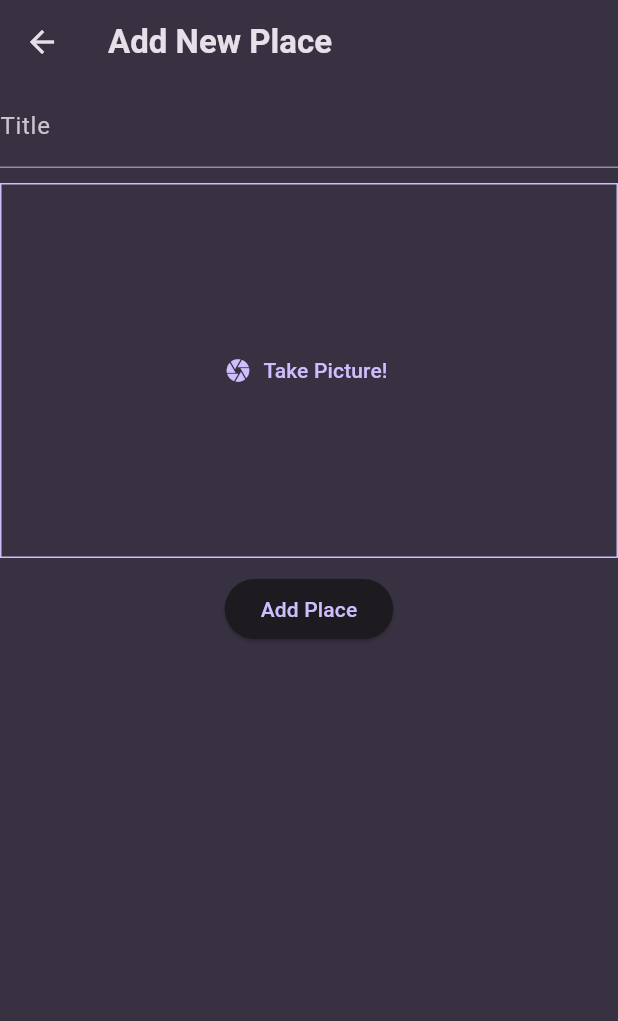
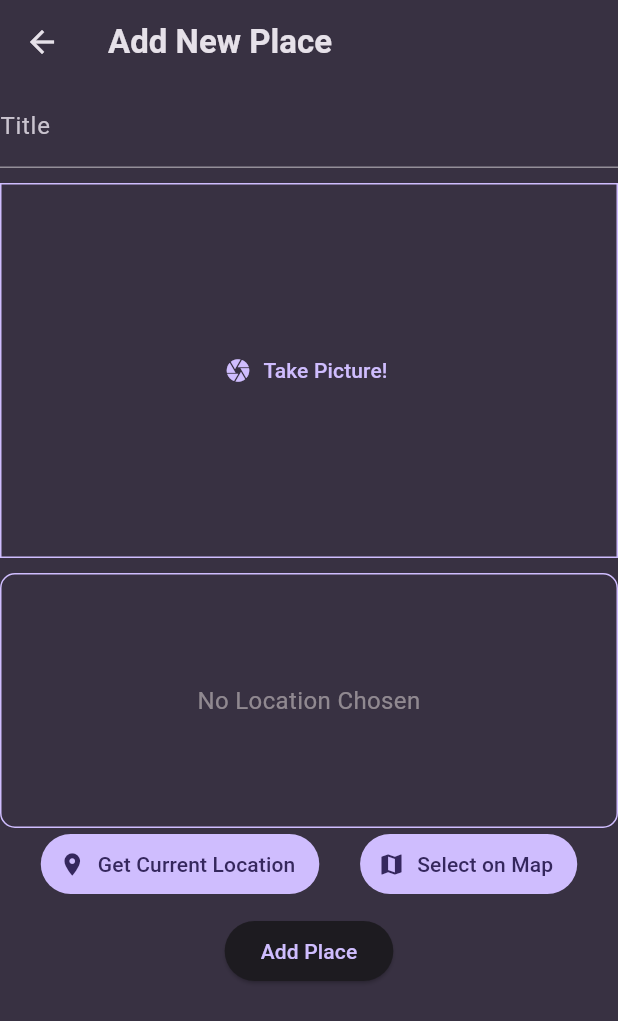
Before and after one commit to SomeshKumarN/flutter_projects, a Flutter app: the AddPlaceScreen screen opened directly, on a phone screen of 412 x 824 dp. Shown: the top 1021 px of the screen. Run offline on Flutter 3.47's test engine with Material 3 defaults, Android fonts, the phone set to English and light mode, and no system bars; our stand-ins replace flutter_riverpod, google_fonts, image_picker, location, riverpod, transparent_image; missing offline and left inert: dart_casing.

Commit message:
fav_places_app - added current location using gmap api

```diff
--- a/fav_places_app/lib/model/place.dart
+++ b/fav_places_app/lib/model/place.dart
@@ -3,6 +3,17 @@ import 'dart:io';
 import 'package:uuid/uuid.dart';
 
 const uuid = Uuid();
+
+class PlaceLocation {
+  PlaceLocation({
+    required this.latitude,
+    required this.longitude,
+    this.address,
+  });
+  final double latitude;
+  final double longitude;
+  final String? address;
+}
 
 class Place {
   Place({required this.title, required this.image}) : id = uuid.v4();
--- a/fav_places_app/lib/screens/add_place.dart
+++ b/fav_places_app/lib/screens/add_place.dart
@@ -3,6 +3,7 @@ import 'dart:io';
 import 'package:fav_places_app/model/place.dart';
 import 'package:fav_places_app/providers/user_places_provider.dart';
 import 'package:fav_places_app/widgets/image_input.dart';
+import 'package:fav_places_app/widgets/location_input.dart';
 import 'package:flutter/material.dart';
 import 'package:flutter_riverpod/flutter_riverpod.dart';
 
@@ -52,6 +53,8 @@ class _AddPlaceScreenState extends ConsumerState<AddPlaceScreen> {
               },
             ),
             SizedBox(height: 10),
+            LocationInput(),
+            SizedBox(height: 10),
             ElevatedButton(
               onPressed: _savePlace,
               child: Text("Add Place"),
--- /dev/null
+++ b/fav_places_app/lib/widgets/location_input.dart
@@ -0,0 +1,163 @@
+import 'dart:convert';
+
+import 'package:fav_places_app/model/place.dart';
+import 'package:flutter/material.dart';
+import 'package:location/location.dart';
+import 'package:http/http.dart' as http;
+
+class LocationInput extends StatefulWidget {
+  const LocationInput({super.key});
+
+  @override
+  State<LocationInput> createState() => _LocationInputState();
+}
+
+class _LocationInputState extends State<LocationInput> {
+  PlaceLocation? _pickedLocation;
+  bool isGettingLocation = false;
+  String get locationImage {
+    if (_pickedLocation!.latitude == null ||
+        _pickedLocation!.longitude == null) {
+      return '';
+    }
+
+    final lat = _pickedLocation?.latitude;
+    final lng = _pickedLocation?.longitude;
+
+    return "https://maps.googleapis.com/maps/api/staticmap?center=$lat,$lng&zoom=16&size=600x300&maptype=roadmap&markers=color:red%7Clabel:C%7C$lat,$lng&key=AIzaSyDLBJnS20lorFgYez-Llus_EcuHmf4vc2Q";
+  }
+
+  void getCurrentLocation() async {
+    Location location = new Location();
+    setState(() {
+      isGettingLocation = true;
+    });
+
+    bool serviceEnabled;
+    PermissionStatus permissionGranted;
+    LocationData locationData;
+
+    serviceEnabled = await location.serviceEnabled();
+    if (!serviceEnabled) {
+      serviceEnabled = await location.requestService();
+      if (!serviceEnabled) {
+        return;
+      }
+    }
+
+    permissionGranted = await location.hasPermission();
+    if (permissionGranted == PermissionStatus.denied) {
+      permissionGranted = await location.requestPermission();
+      if (permissionGranted != PermissionStatus.granted) {
+        return;
+      }
+    }
+
+    locationData = await location.getLocation();
+
+    final latitude = locationData.latitude;
+    final longitude = locationData.longitude;
+
+    if (latitude == null || longitude == null) {
+      return;
+    }
+    print("Latitude: $latitude, Longitude: $longitude");
+
+    final resData = await http.get(Uri.parse(
+        'https://maps.googleapis.com/maps/api/geocode/json?latlng=$latitude,$longitude&key=AIzaSyDLBJnS20lorFgYez-Llus_EcuHmf4vc2Q'));
+
+    final address =
+        json.decode(resData.body)['results'][0]['formatted_address'];
+    print(
+        "Address: ${json.decode(resData.body)['results'][0]['formatted_address']}");
+
+    setState(() {
+      _pickedLocation = PlaceLocation(
+        latitude: latitude,
+        longitude: longitude,
+        address: address,
+      );
+      isGettingLocation = false;
+    });
+  }
+
+  getAddress(LocationData locationData) async {}
+
+  @override
+  Widget build(BuildContext context) {
+    Widget displayContent = const Center(
+      child: Text(
+        "No Location Chosen",
+        textAlign: TextAlign.center,
+        style: TextStyle(
+          fontSize: 16,
+          color: Color.fromARGB(137, 220, 212, 212),
+        ),
+      ),
+    );
+
+    if (isGettingLocation) {
+      displayContent = const Center(
+        child: CircularProgressIndicator(),
+      );
+    }
+    if (_pickedLocation != null) {
+      displayContent = Image.network(
+        locationImage,
+        fit: BoxFit.cover,
+        width: double.infinity,
+        height: 170,
+        errorBuilder: (context, error, stackTrace) {
+          return const Center(
+            child: Text(
+              "Error loading map",
+              textAlign: TextAlign.center,
+              style: TextStyle(
+                fontSize: 16,
+                color: Color.fromARGB(137, 220, 212, 212),
+              ),
+            ),
+          );
+        },
+      );
+    }
+
+    return Column(
+      children: [
+        Container(
+          width: double.infinity,
+          height: 170,
+          decoration: BoxDecoration(
+            border: Border.all(
+              color: Theme.of(context).colorScheme.primary,
+              width: 1,
+            ),
+            borderRadius: BorderRadius.circular(10),
+          ),
+          child: displayContent,
+        ),
+        Row(
+          mainAxisAlignment: MainAxisAlignment.spaceEvenly,
+          children: [
+            TextButton.icon(
+                style: ElevatedButton.styleFrom(
+                  backgroundColor: Theme.of(context).colorScheme.primary,
+                  foregroundColor: Theme.of(context).colorScheme.onPrimary,
+                ),
+                onPressed: getCurrentLocation,
+                label: Text("Get Current Location"),
+                icon: Icon(Icons.location_on)),
+            TextButton.icon(
+                style: ElevatedButton.styleFrom(
+                  backgroundColor: Theme.of(context).colorScheme.primary,
+                  foregroundColor: Theme.of(context).colorScheme.onPrimary,
+                ),
+                onPressed: () {},
+                label: Text("Select on Map"),
+                icon: Icon(Icons.map)),
+          ],
+        ),
+      ],
+    );
+  }
+}
--- a/fav_places_app/pubspec.yaml
+++ b/fav_places_app/pubspec.yaml
@@ -15,6 +15,8 @@ dependencies:
   uuid: ^4.5.1
   flutter_riverpod: ^2.6.1
   image_picker: ^1.1.2
+  location: ^8.0.0
+  http: ^1.3.0
 
 dev_dependencies:
   flutter_test:
```
Also changed, not shown: 1 other file.
